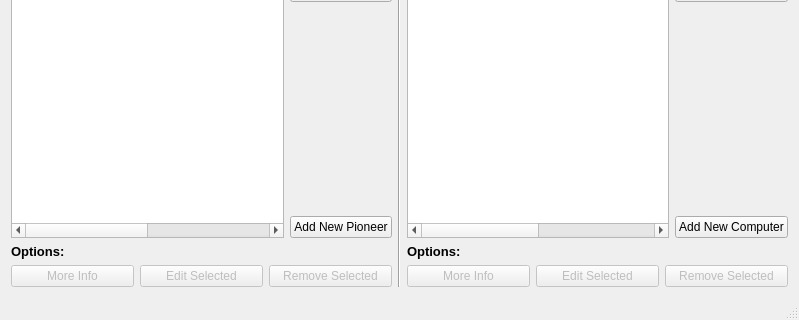
First picture: the form in vika3/mainwindow.ui, repository hlynurstef/Verklegt-namskeid-1-vika-3, before the edit; both pictures show x 0 to 799 and y 223 to 543 of the 799 by 543 pixel window.
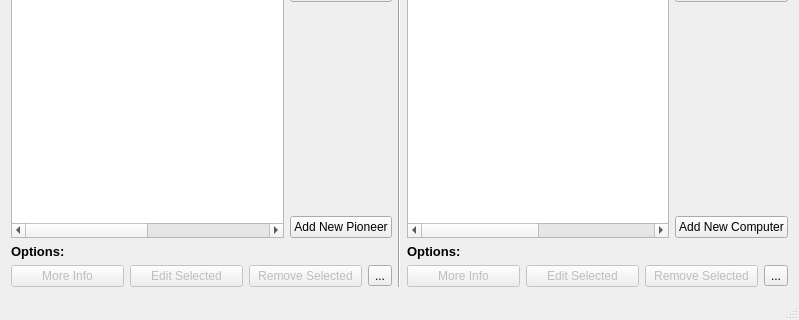
Second picture: the form after the edit. Icons and pictures are not drawn.

Commit message: added two trashcan buttons to mainwindow and exec() for pioneer

Patch:
```diff
--- a/vika3/mainwindow.ui
+++ b/vika3/mainwindow.ui
@@ -230,6 +230,17 @@
             </property>
            </widget>
           </item>
+          <item>
+           <widget class="QToolButton" name="trash_button_pioneers">
+            <property name="text">
+             <string>...</string>
+            </property>
+            <property name="icon">
+             <iconset>
+              <normaloff>../../../Users/Valdi/Pictures/trash_16x16.gif</normaloff>../../../Users/Valdi/Pictures/trash_16x16.gif</iconset>
+            </property>
+           </widget>
+          </item>
          </layout>
         </item>
        </layout>
@@ -435,6 +446,17 @@
             </property>
            </widget>
           </item>
+          <item>
+           <widget class="QToolButton" name="trash_button_computers">
+            <property name="text">
+             <string>...</string>
+            </property>
+            <property name="icon">
+             <iconset>
+              <normaloff>../../../Users/Valdi/Pictures/trash_16x16.gif</normaloff>../../../Users/Valdi/Pictures/trash_16x16.gif</iconset>
+            </property>
+           </widget>
+          </item>
          </layout>
         </item>
        </layout>
```
Left out of the diff: 2 changed lines with no effect on the pictures. The commit also changes 3 other files.
